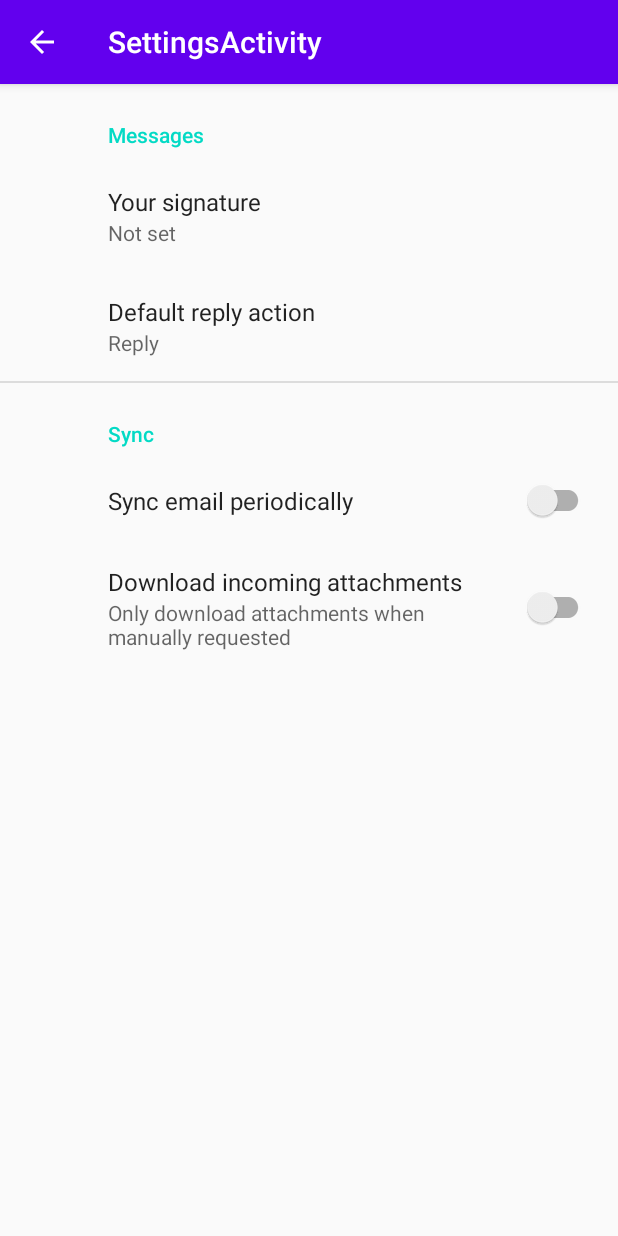
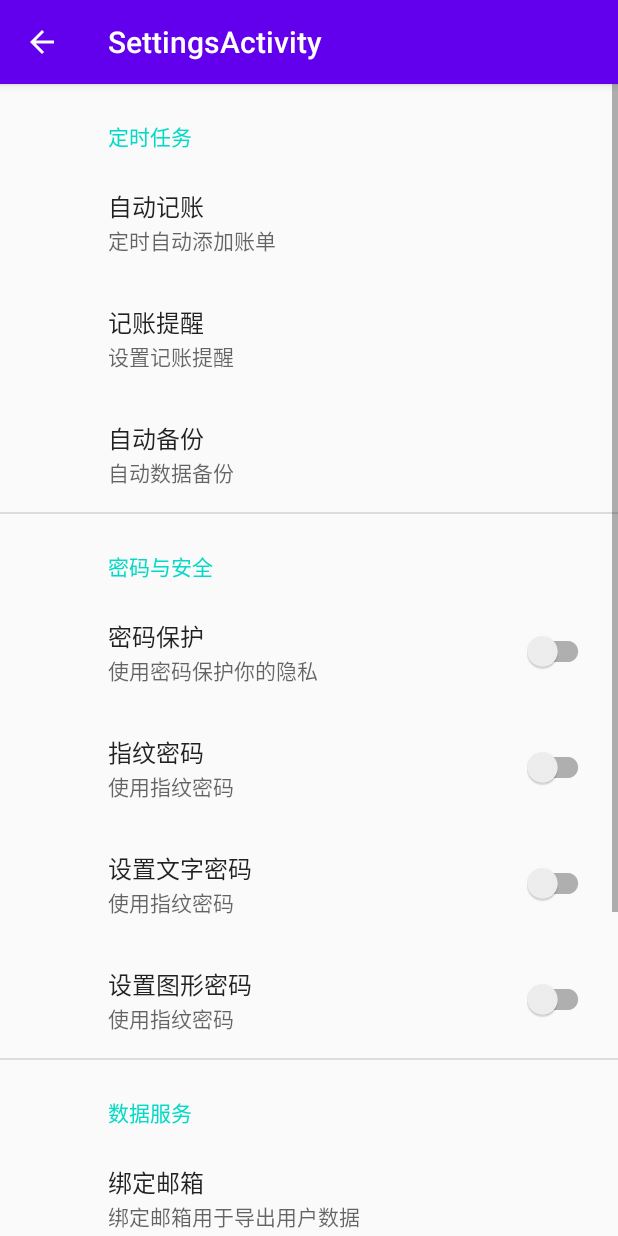
Before and after one commit to qzlong/AccountBook, an Android app: the SettingsActivity screen opened directly, with no data from a screen before it, on a phone screen of 412 x 824 dp. Run offline under Robolectric (Android 15) with nearby library versions, the phone set to English and light mode, and no system bars; our stand-ins replace androidx.preference.

Commit message:
V0.6 设计了设置页面界面

```diff
--- a/app/src/main/res/values/strings.xml
+++ b/app/src/main/res/values/strings.xml
@@ -5,6 +5,40 @@
     <!-- Preference Titles -->
     <string name="messages_header">Messages</string>
     <string name="sync_header">Sync</string>
+    <string name="auto_task_header">定时任务</string>
+    <string name="security_header">密码与安全</string>
+    <string name="date_service_header">数据服务</string>
+    <string name="others_header">其他设置</string>
+
+    <!-- auto_task Preferences -->
+    <string name="account_title">自动记账</string>
+    <string name="backup_title">自动备份</string>
+    <string name="alarm_title">记账提醒</string>
+    <string name="account_summary">定时自动添加账单</string>
+    <string name="alarm_summary">设置记账提醒</string>
+    <string name="backup_summary">自动数据备份</string>
+
+    <!-- Security Preferences-->
+    <string name="password_title">密码保护</string>
+    <string name="text_password_title">设置文字密码</string>
+    <string name="change_text_password_title">更改文字密码</string>
+    <string name="graph_password_title">设置图形密码</string>
+    <string name="change_graph_password_title">更改图形密码</string>
+    <string name="fingerprint_password_title">指纹密码</string>
+    <string name="password_summary_off">使用密码保护你的隐私</string>
+    <string name="password_summary_on">关闭密码保护功能</string>
+    <string name="fingerprint_summary_off">使用指纹密码</string>
+
+    <!-- Date Service Preferences-->
+    <string name="email_title">绑定邮箱</string>
+    <string name="data_input_title">数据导入</string>
+    <string name="data_output_title">数据导出</string>
+    <string name="email_summary">绑定邮箱用于导出用户数据</string>
+    <string name="data_output_summary">将账单信息以CSV文件形式导出</string>
+    <string name="data_input_summary">导入CSV文件</string>
+    <!--Other Setting Preferences-->
+    <string name="clear_all_data_title">删除所有数据</string>
+    <string name="clear_all_data_summary">删除所有账单信息</string>
 
     <!-- Messages Preferences -->
     <string name="signature_title">Your signature</string>
@@ -27,4 +61,5 @@
     <string name="menu_home">Home</string>
     <string name="menu_gallery">Gallery</string>
     <string name="menu_slideshow">Slideshow</string>
+
 </resources>
--- a/app/src/main/res/xml/root_preferences.xml
+++ b/app/src/main/res/xml/root_preferences.xml
@@ -1,35 +1,78 @@
 <PreferenceScreen xmlns:app="http://schemas.android.com/apk/res-auto">
 
-    <PreferenceCategory app:title="@string/messages_header">
+    <PreferenceCategory app:title="@string/auto_task_header">
 
-        <EditTextPreference
-            app:key="signature"
-            app:title="@string/signature_title"
-            app:useSimpleSummaryProvider="true" />
+        <Preference
+            app:key="auto_keep_account"
+            app:title="@string/account_title"
+            app:summary="@string/account_summary" />
 
-        <ListPreference
-            app:defaultValue="reply"
-            app:entries="@array/reply_entries"
-            app:entryValues="@array/reply_values"
-            app:key="reply"
-            app:title="@string/reply_title"
-            app:useSimpleSummaryProvider="true" />
+        <Preference
+            app:key="auto_alarm"
+            app:title="@string/alarm_title"
+            app:summary="@string/alarm_summary" />
+        <Preference
+            app:key="auto_backup"
+            app:title="@string/backup_title"
+            app:summary="@string/backup_summary" />
 
     </PreferenceCategory>
 
-    <PreferenceCategory app:title="@string/sync_header">
+    <PreferenceCategory app:title="@string/security_header">
 
         <SwitchPreferenceCompat
-            app:key="sync"
-            app:title="@string/sync_title" />
+            app:key="password_open"
+            app:title="@string/password_title"
+            app:summaryOff="@string/password_summary_off"
+            app:summaryOn="@string/password_summary_on"
+            />
 
         <SwitchPreferenceCompat
-            app:dependency="sync"
-            app:key="attachment"
-            app:summaryOff="@string/attachment_summary_off"
-            app:summaryOn="@string/attachment_summary_on"
-            app:title="@string/attachment_title" />
+            app:dependency="password_open"
+            app:key="fingerprint_password"
+            app:summaryOff="@string/fingerprint_summary_off"
+            app:title="@string/fingerprint_password_title" />
+
+        <SwitchPreferenceCompat
+            app:dependency="password_open"
+            app:key="text_password"
+            app:summaryOff="@string/fingerprint_summary_off"
+            app:summaryOn="@string/fingerprint_summary_off"
+            app:title="@string/text_password_title" />
+
+        <SwitchPreferenceCompat
+            app:dependency="password_open"
+            app:key="graph_password"
+            app:summaryOff="@string/fingerprint_summary_off"
+            app:summaryOn="@string/fingerprint_summary_off"
+            app:title="@string/graph_password_title" />
 
     </PreferenceCategory>
 
+    <PreferenceCategory app:title="@string/date_service_header">
+        <Preference
+            app:key="email_setting"
+            app:title="@string/email_title"
+            app:useSimpleSummaryProvider="false"
+            app:summary="@string/email_summary"
+        />
+        <Preference
+            app:key="date_output"
+            app:title="@string/data_output_title"
+            app:summary="@string/data_output_summary" />
+
+        <Preference
+            app:key="date_input"
+            app:title="@string/data_input_title"
+            app:summary="@string/data_input_summary" />
+
+    </PreferenceCategory>
+
+    <PreferenceCategory app:title="@string/others_header">
+        <Preference
+            app:key="clear_all_data"
+            app:title="@string/clear_all_data_title"
+            app:summary="@string/clear_all_data_summary" />
+    </PreferenceCategory>
+
 </PreferenceScreen>
```
